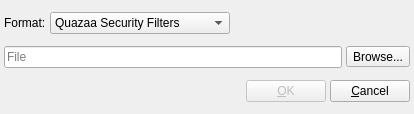
Above: Quazaa/UI/dialogimportsecurity.ui from c3c/quazaa before the change. Below: the same form after it.
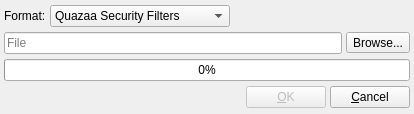
That is the form after the change. Icons and pictures are not drawn.

Commit message: [Security Manager] Performance improvements for security manager adds and checks. Progress bar for rule imports. Skip importing already existing ranges and merge overlapping ranges.

```diff
--- a/Quazaa/UI/dialogimportsecurity.ui
+++ b/Quazaa/UI/dialogimportsecurity.ui
@@ -10,17 +10,11 @@
     <height>114</height>
    </rect>
   </property>
-  <property name="minimumSize">
-   <size>
-    <width>414</width>
-    <height>114</height>
-   </size>
-  </property>
-  <property name="maximumSize">
-   <size>
-    <width>414</width>
-    <height>114</height>
-   </size>
+  <property name="sizePolicy">
+   <sizepolicy hsizetype="Fixed" vsizetype="Fixed">
+    <horstretch>0</horstretch>
+    <verstretch>0</verstretch>
+   </sizepolicy>
   </property>
   <property name="windowTitle">
    <string>Dialog</string>
@@ -116,6 +110,13 @@
      </item>
     </layout>
    </item>
+   <item>
+    <widget class="QProgressBar" name="progressBarLoad">
+     <property name="value">
+      <number>0</number>
+     </property>
+    </widget>
+   </item>
    <item>
     <layout class="QHBoxLayout" name="horizontalLayout">
      <item>
```
Left out of the diff: 10 changed lines with no effect on the pictures. The commit also changes 6 other files.
